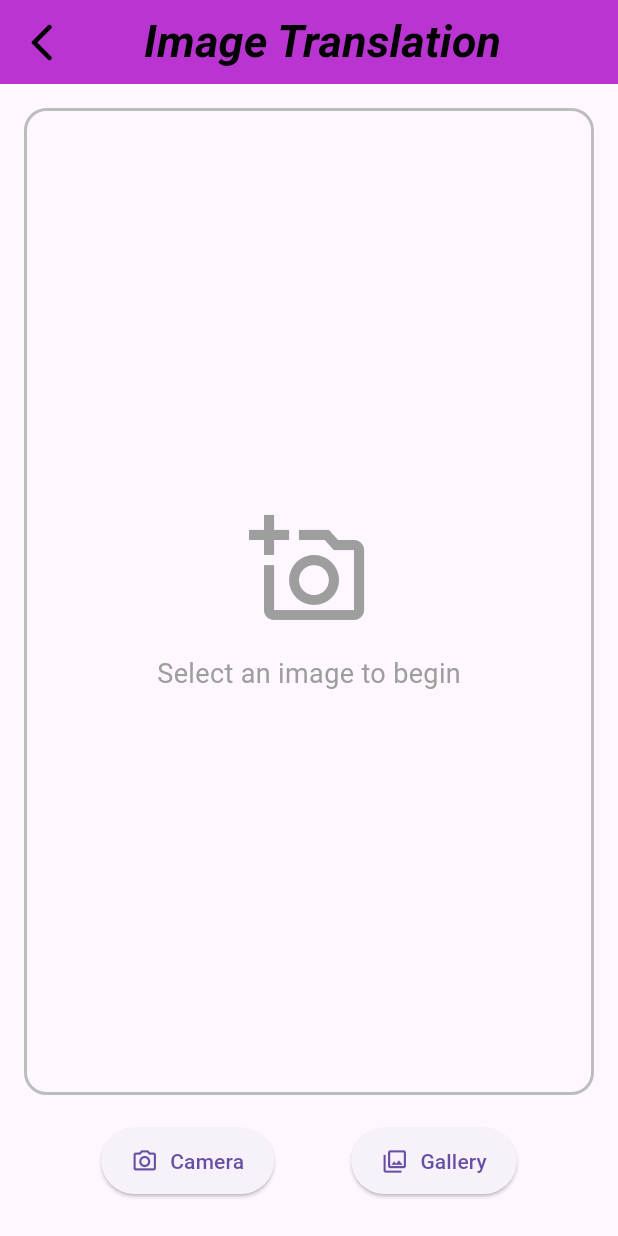
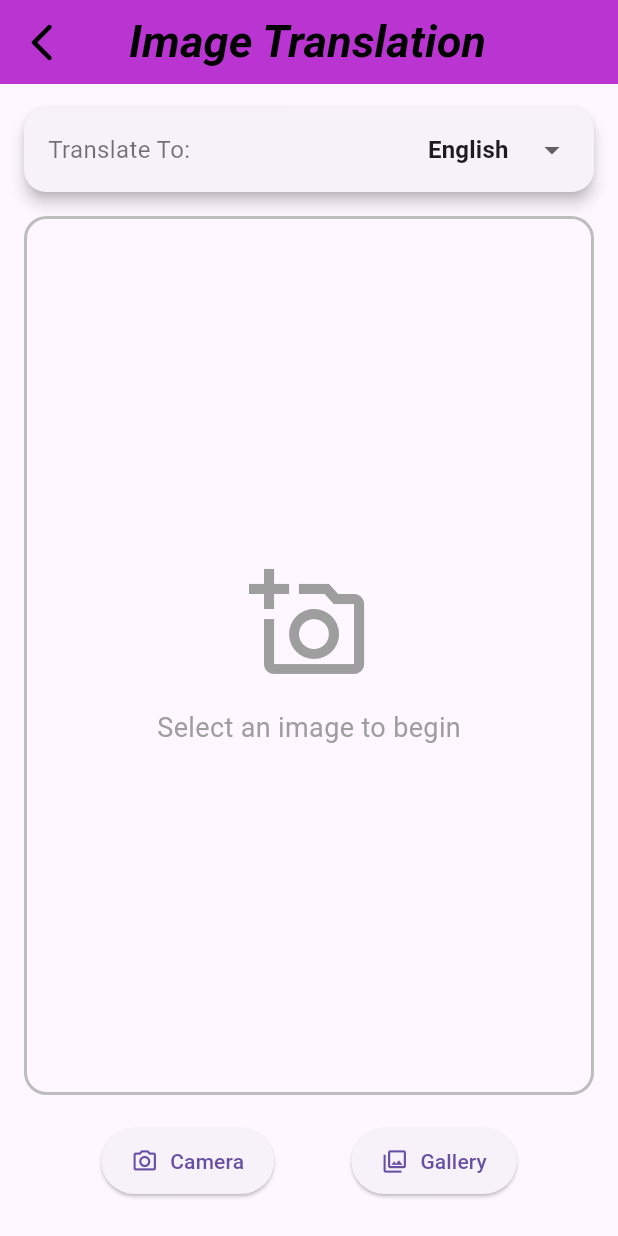
Before and after one commit to Angadthakur/Polyglot, a Flutter app: the ImageTranslationScreen screen opened directly, on a phone screen of 412 x 824 dp. Run offline on Flutter 3.47's test engine with Material 3 defaults, Android fonts, the phone set to English and light mode, and no system bars; our stand-ins replace flutter_tts, image_picker; missing offline and left inert: google_mlkit_text_recognition, translator.

Commit message:
updated UI and image translation logic

```diff
--- a/lib/features/Image_translation/screen/image_translation_screen.dart
+++ b/lib/features/Image_translation/screen/image_translation_screen.dart
@@ -1,6 +1,10 @@
 import 'dart:io';
 import 'package:flutter/material.dart';
 import 'package:image_picker/image_picker.dart';
+import 'package:translator_app_polyglot/core/api/ocr_service.dart';
+import 'package:translator_app_polyglot/core/api/translation_service.dart';
+import 'package:translator_app_polyglot/core/utils/constants.dart';
+import 'package:translator_app_polyglot/core/widgets/language_selector.dart';
 import 'package:translator_app_polyglot/features/Image_translation/screen/image_result_screen.dart';
 import 'package:translator_app_polyglot/features/presentation/screens/homescreen.dart';
 
@@ -14,6 +18,12 @@ class ImageTranslationScreen extends StatefulWidget {
 class _ImageTranslationScreenState extends State<ImageTranslationScreen> {
   File? _selectedImage;
   bool _isProcessing = false;
+
+  final OcrService _ocrService = OcrService();
+  final TranslationService _translationService = TranslationService();
+
+  String _targetLanguageCode = "en";
+  String _targetLanguageName = "English";
 
   Future<void> _pickImageFromGallery() async {
     final ImagePicker picker = ImagePicker();
@@ -46,29 +56,54 @@ class _ImageTranslationScreenState extends State<ImageTranslationScreen> {
     }
   }
 
-  void _translateImage() {
+  Future<void> _translateImage() async {
     if (_selectedImage == null) return;
     setState(() {
       _isProcessing = true;
     });
-    print("Translating image...");
+    try {
+      final recognizedText = await _ocrService.recognizeText(_selectedImage!);
 
-    //FAKE:Simulate a delay for API calls
-    Future.delayed(const Duration(seconds: 2), () {
-      String fakeRecognizedText = "This text was found on the image.";
-      String fakeTranslatedText = "Este texto fue encontrado en la imagen.";
+      if (recognizedText.trim().isEmpty ||
+          recognizedText.startsWith("Error:")) {
+        ScaffoldMessenger.of(context).showSnackBar(
+          const SnackBar(content: Text("Could not find any text in the image")),
+        );
+        setState(() {
+          _isProcessing = false;
+        });
+        return;
+      }
 
+      final translationResult = await _translationService.translate(
+        recognizedText,
+        _targetLanguageCode,
+      );
+
+      Navigator.of(context).push(
+        MaterialPageRoute(
+          builder: (context) => ImageResultScreen(
+            recognizedText: recognizedText,
+            translatedText: translationResult.text,
+          ),
+        ),
+      );
+    } catch (e) {
+      ScaffoldMessenger.of(context).showSnackBar(
+        const SnackBar(content: Text("An error occurred during translation.")),
+      );
+      print("Error during image translation process : $e");
+    } finally {
       setState(() {
         _isProcessing = false;
       });
-      Navigator.of(context).push(
-        MaterialPageRoute(
-          builder: (context) => ImageResultScreen(
-            recognizedText: fakeRecognizedText,
-            translatedText: fakeTranslatedText,
-          ),
-        ),
-      );
+    }
+  }
+
+  void _onTargetLanguageChanged(String newCode){
+    setState(() {
+      _targetLanguageCode = newCode;
+      _targetLanguageName = supportedLanguages.firstWhere((lang) => lang.code == newCode).name;
     });
   }
 
@@ -80,9 +115,9 @@ class _ImageTranslationScreenState extends State<ImageTranslationScreen> {
         elevation: 0,
         leading: IconButton(
           onPressed: () {
-            Navigator.of(context).push(
-              MaterialPageRoute(builder: (context) => const Homescreen()),
-            );
+            Navigator.of(
+              context,
+            ).push(MaterialPageRoute(builder: (context) => const Homescreen()));
           },
           icon: const Icon(
             Icons.arrow_back_ios_new_rounded,
@@ -90,7 +125,7 @@ class _ImageTranslationScreenState extends State<ImageTranslationScreen> {
             color: Colors.black,
           ),
         ),
-        titleSpacing: 40,
+        titleSpacing: 30,
         title: const Text(
           'Image Translation',
           style: TextStyle(
@@ -105,6 +140,41 @@ class _ImageTranslationScreenState extends State<ImageTranslationScreen> {
         padding: const EdgeInsets.all(16.0),
         child: Column(
           children: [
+            Card(
+              margin: const EdgeInsets.only(bottom: 16),
+              elevation: 4,
+              shape: RoundedRectangleBorder(borderRadius: BorderRadius.circular(15)),
+              child: Padding(
+                padding: const EdgeInsets.symmetric(horizontal: 16.0, vertical: 4.0),
+                child: Row(
+                  children: [
+                    const Text(
+                      'Translate To:',
+                      style: TextStyle(fontSize: 16, color: Colors.black54),
+                    ),
+                    const Spacer(),
+                    DropdownButton<String>(
+                      value: _targetLanguageCode,
+                      underline: const SizedBox(),
+                      onChanged: (String? newValue) {
+                        if (newValue != null) {
+                          _onTargetLanguageChanged(newValue);
+                        }
+                      },
+                      items: supportedLanguages.map<DropdownMenuItem<String>>((Language language) {
+                        return DropdownMenuItem<String>(
+                          value: language.code,
+                          child: Text(
+                            language.name,
+                            style: const TextStyle(fontSize: 16, fontWeight: FontWeight.bold),
+                          ),
+                        );
+                      }).toList(),
+                    ),
+                  ],
+                ),
+              ),
+            ),
             Expanded(
               child: Container(
                 width: double.infinity,
@@ -112,8 +182,11 @@ class _ImageTranslationScreenState extends State<ImageTranslationScreen> {
                   border: Border.all(color: Colors.grey.shade400, width: 2),
                   borderRadius: BorderRadius.circular(15),
                 ),
-                child: _selectedImage == null
-                    ? const Center(
+                child: Stack(
+                  alignment: Alignment.center,
+                  children: [
+                    if (_selectedImage == null)
+                      const Center(
                         child: Column(
                           mainAxisAlignment: MainAxisAlignment.center,
                           children: [
@@ -133,10 +206,14 @@ class _ImageTranslationScreenState extends State<ImageTranslationScreen> {
                           ],
                         ),
                       )
-                    : ClipRRect(
+                    else
+                      ClipRRect(
                         borderRadius: BorderRadius.circular(13),
                         child: Image.file(_selectedImage!, fit: BoxFit.contain),
                       ),
+                    if (_isProcessing) const CircularProgressIndicator(),
+                  ],
+                ),
               ),
             ),
 
```
